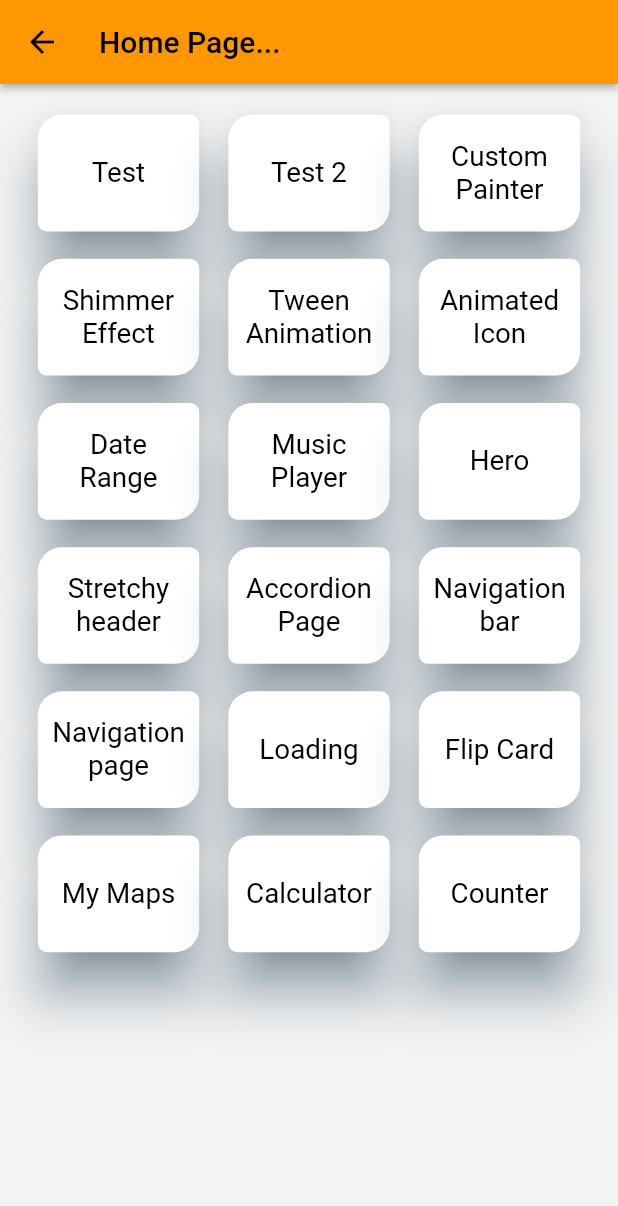
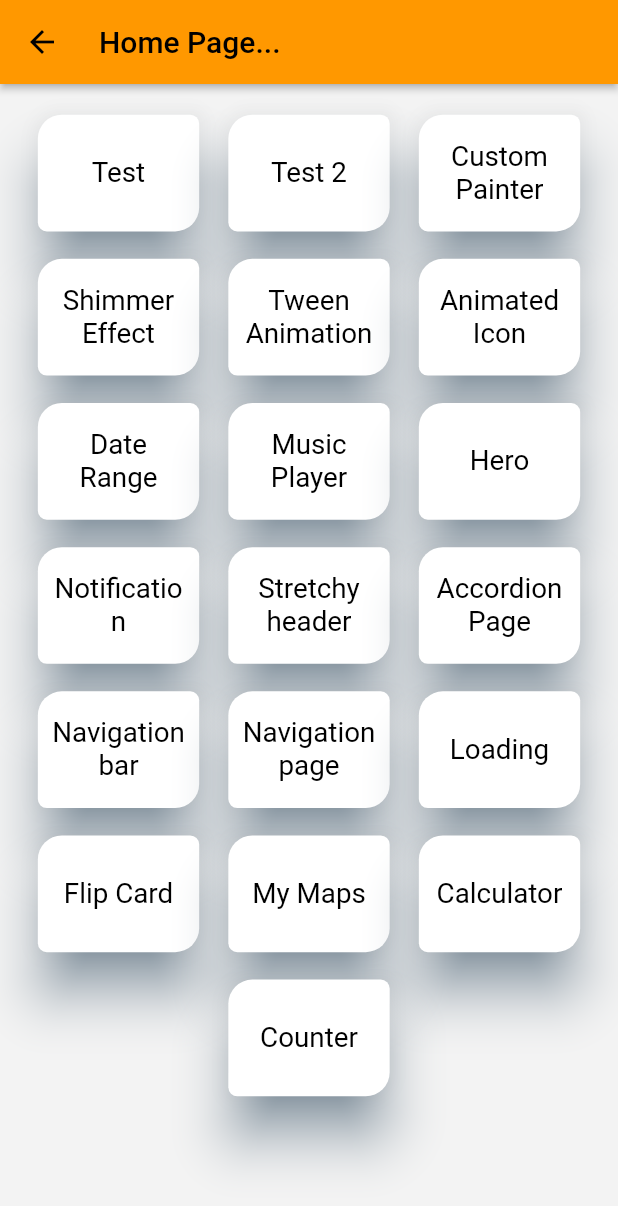
Before and after one commit to saagarkafle/projectB, a Flutter app: the screen it shows after launch, on a phone screen of 412 x 824 dp. Shown: the top 1206 px of the screen. Run offline on Flutter 3.47's test engine with Material 2 defaults, Android fonts, the phone set to English and light mode, and no system bars; our stand-ins replace accordion, animated_text_kit, firebase_core, firebase_messaging, flutter_local_notifications, flutter_modular and 8 more; missing offline and left inert: flutter_awesome_calculator, reflective_visual; accounts and stored records are empty.

Commit message:
added notification

```diff
--- a/lib/UI/screens/main_screens/home_page.dart
+++ b/lib/UI/screens/main_screens/home_page.dart
@@ -1,3 +1,4 @@
+import 'package:firebase_messaging/firebase_messaging.dart';
 import 'package:flutter/material.dart';
 // import 'package:audioplayers/audioplayers.dart';
 import 'package:whatsapp/constants/colours.dart';
@@ -6,8 +7,26 @@ import 'package:flutter_screenutil/flutter_screenutil.dart';
 
 import 'widgets/custom_card.dart';
 
-class HomePage extends StatelessWidget {
+class HomePage extends StatefulWidget {
   const HomePage({super.key});
+
+  @override
+  State<HomePage> createState() => _HomePageState();
+}
+
+class _HomePageState extends State<HomePage> {
+  void subscribeTopic() async {
+    await FirebaseMessaging.instance.subscribeToTopic(
+      "notification",
+    );
+  }
+
+  @override
+  void initState() {
+    // TODO: implement initState
+    super.initState();
+    subscribeTopic();
+  }
 
   @override
   Widget build(BuildContext context) {
@@ -74,6 +93,9 @@ class HomePage extends StatelessWidget {
                         title: 'Hero',
                         onPressed: () => Modular.to.pushNamed('/hero')),
                     CustomCard(
+                        title: 'Notification',
+                        onPressed: () => Modular.to.pushNamed('/notification')),
+                    CustomCard(
                         title: 'Stretchy header',
                         onPressed: () =>
                             Modular.to.pushNamed('/stretchyHeader')),
--- /dev/null
+++ b/lib/UI/widgets/not_model.dart
@@ -0,0 +1,24 @@
+import 'dart:convert';
+
+class NotificationModel {
+  late String title;
+  late String message;
+
+  NotificationModel(
+    this.title,
+    this.message,
+  );
+
+  factory NotificationModel.fromJsonString(String str) =>
+      NotificationModel._fromJson(jsonDecode(str));
+
+  String toJsonString() => jsonEncode(_toJson());
+
+  factory NotificationModel._fromJson(Map<String, dynamic> json) =>
+      NotificationModel(
+        json['title'],
+        json['message'],
+      );
+
+  Map<String, dynamic> _toJson() => {'title': title, 'message': message};
+}
--- a/lib/app.dart
+++ b/lib/app.dart
@@ -76,6 +76,10 @@ class AppModule extends Module {
             child: (context, args) => const TestPage2(),
             transition: TransitionType.fadeIn,
             duration: const Duration(milliseconds: 600)),
+        ChildRoute('/test2',
+            child: (context, args) => const TestPage2(),
+            transition: TransitionType.fadeIn,
+            duration: const Duration(milliseconds: 600)),
         ChildRoute('/notification',
             child: (context, args) => const NotificationPage(),
             transition: TransitionType.fadeIn,
--- a/lib/main.dart
+++ b/lib/main.dart
@@ -1,44 +1,159 @@
-// import 'package:firebase_core/firebase_core.dart';
-// import 'package:firebase_messaging/firebase_messaging.dart';
 import 'package:flutter/material.dart';
+import 'package:flutter/foundation.dart';
+import 'package:firebase_core/firebase_core.dart';
 import 'package:flutter_modular/flutter_modular.dart';
+import 'package:flutter_riverpod/flutter_riverpod.dart';
 import 'package:flutter_screenutil/flutter_screenutil.dart';
+import 'package:firebase_messaging/firebase_messaging.dart';
+import 'package:flutter_local_notifications/flutter_local_notifications.dart';
+
+import 'UI/widgets/not_model.dart';
+
+import 'dart:math' as math;
 
 import 'app.dart';
-// Future<void> _firebaseMessagingBackgroundHandler(RemoteMessage message) async {
-//   await Firebase.initializeApp();
-//   if (kDebugMode) {
-//     print('Handling a background message ${message.messageId}');
-//   }
-// }
 
-void main() {
-// Future<void> main() async {
-//   WidgetsFlutterBinding.ensureInitialized();
-//   await Firebase.initializeApp();
-//   // await FirebaseMessaging.instance.getInitialMessage();
-//    FirebaseMessaging.onBackgroundMessage(_firebaseMessagingBackgroundHandler);
-//   await flutterLocalNotificationsPlugin
-//       .resolvePlatformSpecificImplementation<
-//           AndroidFlutterLocalNotificationsPlugin>()
-//       ?.createNotificationChannel(channel);
+Future<void> _firebaseMessagingBackgroundHandler(RemoteMessage message) async {
+  await Firebase.initializeApp();
+  if (kDebugMode) {
+    print("Handling a background message ${message.messageId}");
+  }
+}
 
-//   await FirebaseMessaging.instance.setForegroundNotificationPresentationOptions(
-//     alert: true,
-//     badge: true,
-//     sound: true,
-//   );
+selectNotification(payload) {
+  NotificationModel notificationModel =
+      NotificationModel.fromJsonString(payload);
+}
 
+void main() async {
+  WidgetsFlutterBinding.ensureInitialized();
+  await Firebase.initializeApp();
+  await Future.delayed(const Duration(milliseconds: 300));
+
+  FirebaseMessaging.onBackgroundMessage(_firebaseMessagingBackgroundHandler);
+  await flutterLocalNotificationsPlugin
+      .resolvePlatformSpecificImplementation<
+          AndroidFlutterLocalNotificationsPlugin>()
+      ?.createNotificationChannel(channel);
+
+  await FirebaseMessaging.instance.setForegroundNotificationPresentationOptions(
+    alert: true,
+    badge: true,
+    sound: true,
+  );
   runApp(
     ModularApp(
       module: AppModule(),
-      child: const MyApp(),
+      child: const ProviderScope(child: App()),
     ),
   );
 }
 
-class MyApp extends StatelessWidget {
-  const MyApp({super.key});
+const AndroidNotificationChannel channel = AndroidNotificationChannel(
+    'high_importance_channel', // id
+    'High Importance Notifications', // title
+    description: "This is description",
+    importance: Importance.high,
+    playSound: true);
+final FlutterLocalNotificationsPlugin flutterLocalNotificationsPlugin =
+    FlutterLocalNotificationsPlugin();
+
+class App extends StatefulWidget {
+  const App({Key? key}) : super(key: key);
+
+  @override
+  State<App> createState() => _AppState();
+}
+
+class _AppState extends State<App> {
+  final FirebaseMessaging _messaging = FirebaseMessaging.instance;
+  FlutterLocalNotificationsPlugin flutterLocalNotificationsPlugin =
+      FlutterLocalNotificationsPlugin();
+
+  NotificationSettings? settings;
+
+  getMessaging() async {
+    settings = await _messaging.requestPermission(
+        alert: true,
+        announcement: false,
+        badge: true,
+        carPlay: false,
+        criticalAlert: false,
+        provisional: false,
+        sound: true);
+  }
+
+  AndroidNotificationChannel channel = const AndroidNotificationChannel(
+      'high_importance_channel', // id
+      'High Importance Notifications', // title
+
+      importance: Importance.high,
+      playSound: true);
+
+  // late FirebaseMessaging messaging;
+
+  @override
+  void initState() {
+    super.initState();
+    showNotificationsInApp();
+    // subscribeTopic();
+    FirebaseMessaging.onMessage.listen((event) async {
+      AndroidNotificationDetails? androidPlatformChannelSpecifics;
+      androidPlatformChannelSpecifics = const AndroidNotificationDetails(
+        'your channel id',
+        'channel name',
+        importance: Importance.max,
+        priority: Priority.high,
+      );
+      // DarwinNotificationDetails? iosDetails;
+      // iosDetails = const DarwinNotificationDetails(
+      //   presentAlert: true,
+      //   presentBadge: true,
+      //   presentSound: true,
+      // );
+
+      NotificationDetails platformChannelSpecifics = NotificationDetails(
+        android: androidPlatformChannelSpecifics,
+        // iOS: iosDetails
+      );
+      final notification = NotificationModel(
+        event.notification!.title!,
+        event.notification!.body!,
+      );
+      String notificationJsonString = notification.toJsonString();
+      await flutterLocalNotificationsPlugin.show(
+        math.Random().nextInt(120000),
+        event.notification!.title!,
+        event.notification!.body!,
+        platformChannelSpecifics,
+        // payload: notificationJsonString,
+      );
+    });
+    // FirebaseMessaging.onMessageOpenedApp.listen((event) {
+    //   final notification = NotificationModel(
+    //     event.notification!.title!,
+    //     event.notification!.body!,
+    //   );
+    // });
+  }
+
+  void showNotificationsInApp() async {
+    const AndroidInitializationSettings initializationSettingsAndroid =
+        AndroidInitializationSettings('mipmap/ic_launcher');
+    // const DarwinInitializationSettings initializationSettingsIOS =
+    //     DarwinInitializationSettings();
+    const InitializationSettings initializationSettings =
+        InitializationSettings(
+      android: initializationSettingsAndroid,
+      // iOS: initializationSettingsIOS,
+    );
+    // await flutterLocalNotificationsPlugin.initialize(initializationSettings);
+    await flutterLocalNotificationsPlugin.initialize(
+      initializationSettings,
+      onDidReceiveBackgroundNotificationResponse: selectNotification,
+      onDidReceiveNotificationResponse: selectNotification,
+    );
+  }
 
   @override
   Widget build(BuildContext context) {
@@ -50,7 +165,6 @@ class MyApp extends StatelessWidget {
           return GestureDetector(
             // this will remove keyword when clicked outside
             onTap: () => FocusManager.instance.primaryFocus?.unfocus(),
-
             child: MaterialApp.router(
               theme: ThemeData(
                 primarySwatch: Colors.orange,
--- a/pubspec.yaml
+++ b/pubspec.yaml
@@ -50,6 +50,7 @@ dependencies:
   on_audio_query: ^2.6.2
   reflective_visual: ^0.0.21
   shimmer: ^2.0.0
+  flutter_riverpod: ^2.1.3
 
 dev_dependencies:
   flutter_launcher_icons: ^0.12.0
```
Also changed, not shown: lib/UI/screens/test_page.dart (+9 -11 lines), pubspec.lock.
